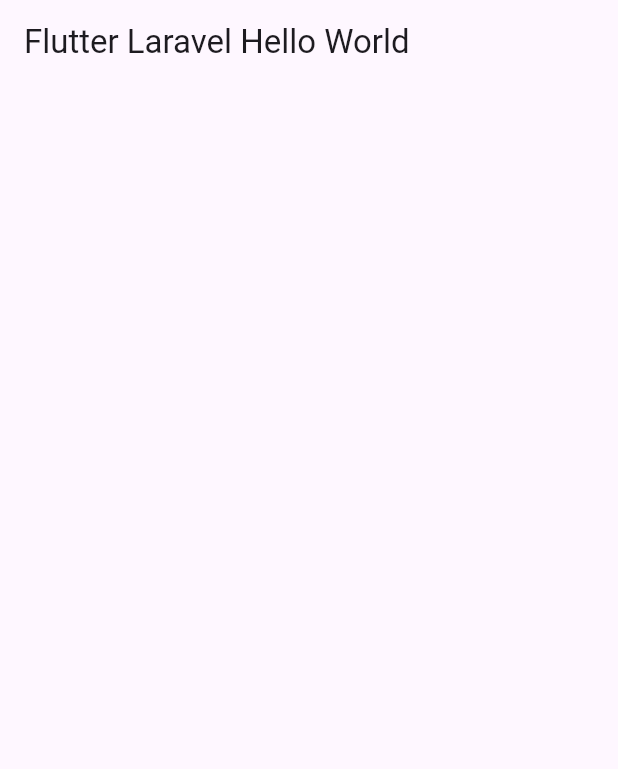
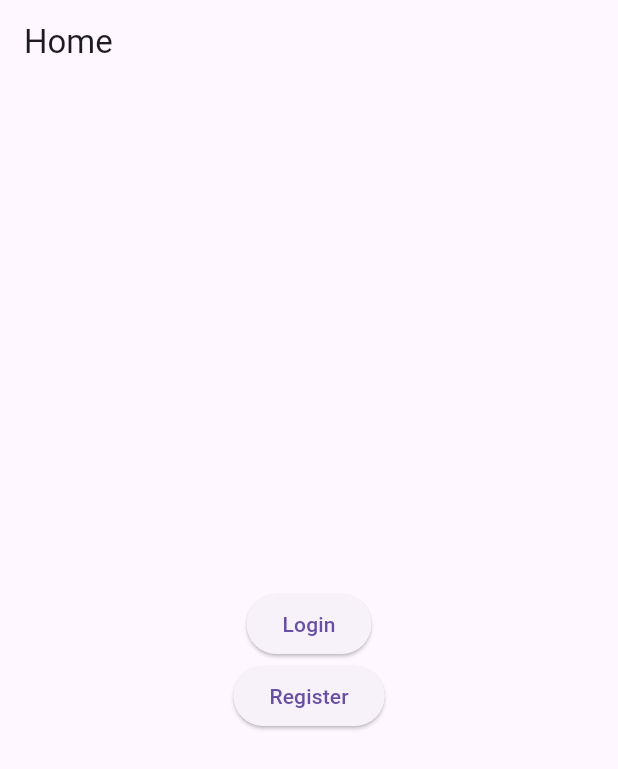
Before and after one commit to thisisjackii/arindamaui, a Flutter app: the screen it shows after launch, on a phone screen of 412 x 824 dp. Shown: the top 769 px of the screen. Run offline on Flutter 3.47's test engine with Material 3 defaults, Android fonts, the phone set to English and light mode, and no system bars.

Commit message:
UI kickstart

```diff
--- a/lib/main.dart
+++ b/lib/main.dart
@@ -1,74 +1,25 @@
-// ignore_for_file: library_private_types_in_public_api
-
-/*
-
-Starting from this line downward, all commented-out code lines are
-kept as evidence of attempts to fetch ip address
-dynamically based whether or not the app is running on the web
-
-Co-signed, ARINDAMA
-
-*/
-
-// import 'dart:io';
 import 'package:flutter/material.dart';
-import 'package:http/http.dart' as http;
-import 'dart:convert';
-// import 'package:network_info_plus/network_info_plus.dart';
-// import 'package:device_info_plus/device_info_plus.dart';
-import 'package:flutter/foundation.dart' show kIsWeb;
+import 'package:arindamaui/screens/home_screen.dart';
+import 'package:arindamaui/screens/login_screen.dart';
+import 'package:arindamaui/screens/register_screen.dart';
 
 void main() {
   runApp(const MyApp());
 }
 
-class MyApp extends StatefulWidget {
+class MyApp extends StatelessWidget {
   const MyApp({super.key});
-
-  @override
-  _MyAppState createState() => _MyAppState();
-}
-
-class _MyAppState extends State<MyApp> {
-  String message = '';
-  // String ip = Platform.isAndroid?'10.0.2.2':'localhost';
-  String ip = kIsWeb?'localhost':'10.0.2.2';
-
-  Future<void> fetchMessage() async {
-    // final String ip = await NetworkInfo().getWifiIP() ?? 'localhost';
-    final http.Response response =
-        // await http.get(Uri.parse('http://localhost:8000/api/hello'));
-        // await http.get(Uri.parse('http://10.0.2.2:8000/api/hello'));
-        await http.get(Uri.parse('http://$ip:8000/api/hello'));
-    if (response.statusCode == 200) {
-      final data = jsonDecode(response.body);
-      setState(() {
-        message = data['message'];
-      });
-    } else {
-      setState(() {
-        message = 'Failed to fetch message';
-      });
-    }
-  }
-
-  @override
-  void initState() {
-    super.initState();
-    fetchMessage();
-  }
 
   @override
   Widget build(BuildContext context) {
     return MaterialApp(
-      home: Scaffold(
-        appBar: AppBar(
-          title: const Text('Flutter Laravel Hello World'),
-        ),
-        body: Center(
-          child: Text(message),
-        ),
-      ),
+      title: 'Your App',
+      initialRoute: '/',
+      routes: {
+        '/': (context) => const HomeScreen(),
+        '/login': (context) => const LoginScreen(),
+        '/register': (context) => const RegisterScreen(),
+      },
     );
   }
 }
--- /dev/null
+++ b/lib/screens/home_screen.dart
@@ -0,0 +1,35 @@
+import 'package:flutter/material.dart';
+
+class HomeScreen extends StatelessWidget {
+  const HomeScreen({super.key});
+
+  @override
+  Widget build(BuildContext context) {
+    return Scaffold(
+      appBar: AppBar(
+        title: const Text('Home'),
+      ),
+      body: Center(
+        child: Column(
+          mainAxisAlignment: MainAxisAlignment.center,
+          children: [
+            ElevatedButton(
+              onPressed: () {
+                // Navigate to LoginScreen
+                Navigator.pushReplacementNamed(context, '/login');
+              },
+              child: const Text('Login'),
+            ),
+            ElevatedButton(
+              onPressed: () {
+                // Navigate to RegisterScreen
+                Navigator.pushReplacementNamed(context, '/register');
+              },
+              child: const Text('Register'),
+            ),
+          ],
+        ),
+      ),
+    );
+  }
+}
```
Also changed, not shown: lib/screens/login_screen.dart (added, +47 -0 lines), lib/screens/register_screen.dart (added, +101 -0 lines).
